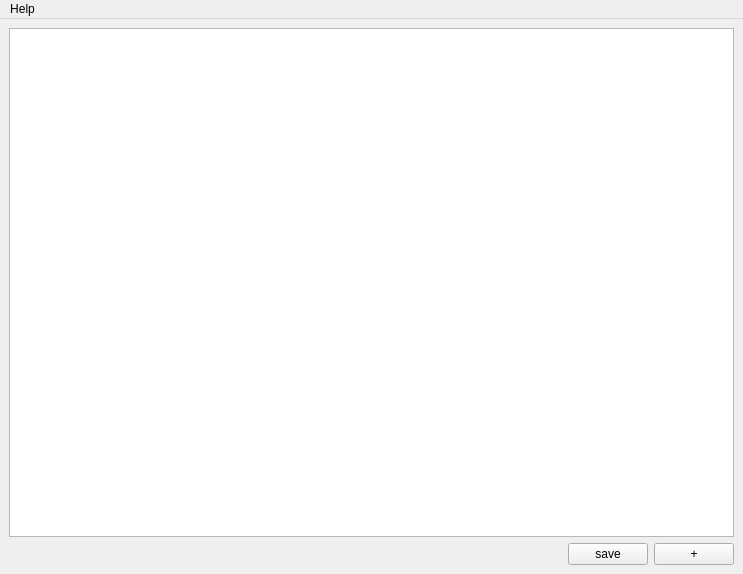
Qt form ui/main_window.ui (Sobottasgithub/ClOwn-Mails) before a commit.
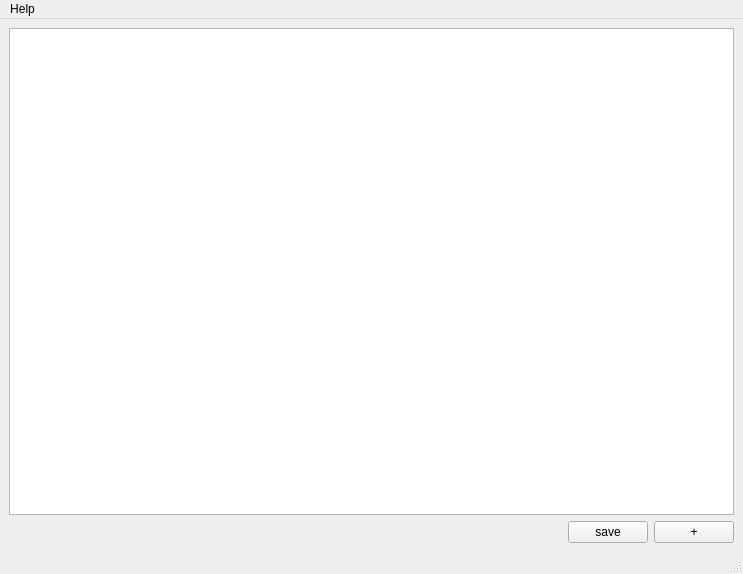
The same form after that commit.

```diff
--- a/ui/main_window.ui
+++ b/ui/main_window.ui
@@ -76,6 +76,7 @@
    </widget>
    <addaction name="menuHelp"/>
   </widget>
+  <widget class="QStatusBar" name="statusBar"/>
   <action name="uiAction_about">
    <property name="text">
     <string>about</string>
```
